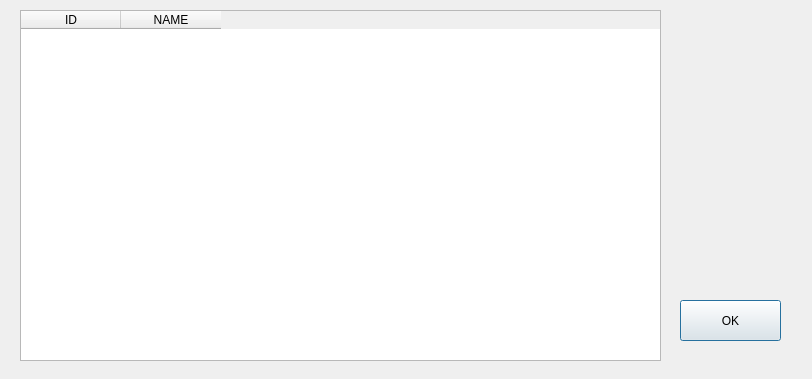
Before: the Qt Designer form process-enjoyer/DLLlist.ui in akiracrying/process-enjoyer, drawn with Qt 5.
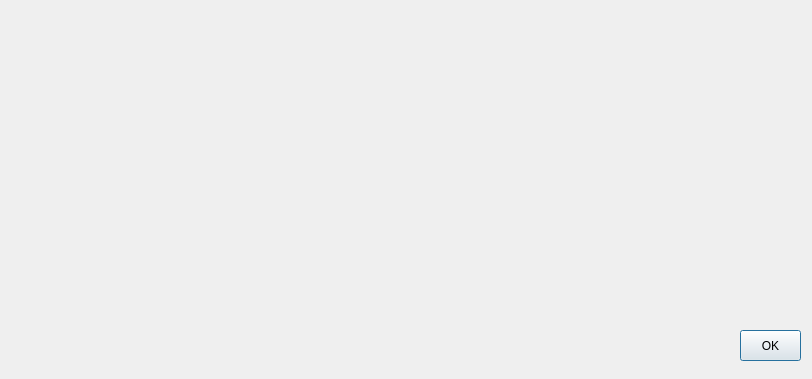
After: the same form once the commit is applied.

What changed in the file:
```diff
--- a/process-enjoyer/DLLlist.ui
+++ b/process-enjoyer/DLLlist.ui
@@ -13,39 +13,13 @@
   <property name="windowTitle">
    <string>Dialog</string>
   </property>
-  <widget class="QTableWidget" name="tableWidget">
-   <property name="geometry">
-    <rect>
-     <x>20</x>
-     <y>10</y>
-     <width>641</width>
-     <height>351</height>
-    </rect>
-   </property>
-   <property name="minimumSize">
-    <size>
-     <width>641</width>
-     <height>0</height>
-    </size>
-   </property>
-   <column>
-    <property name="text">
-     <string>ID</string>
-    </property>
-   </column>
-   <column>
-    <property name="text">
-     <string>NAME</string>
-    </property>
-   </column>
-  </widget>
   <widget class="QPushButton" name="okButton">
    <property name="geometry">
     <rect>
-     <x>680</x>
-     <y>300</y>
-     <width>101</width>
-     <height>41</height>
+     <x>740</x>
+     <y>330</y>
+     <width>61</width>
+     <height>31</height>
     </rect>
    </property>
    <property name="text">
```
